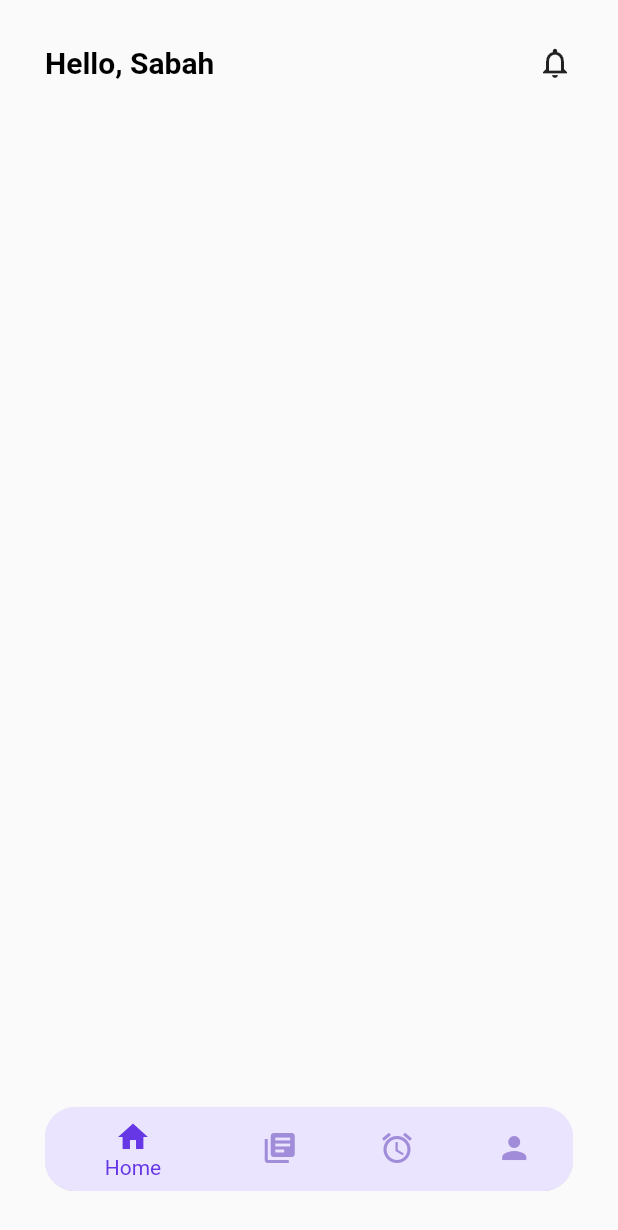
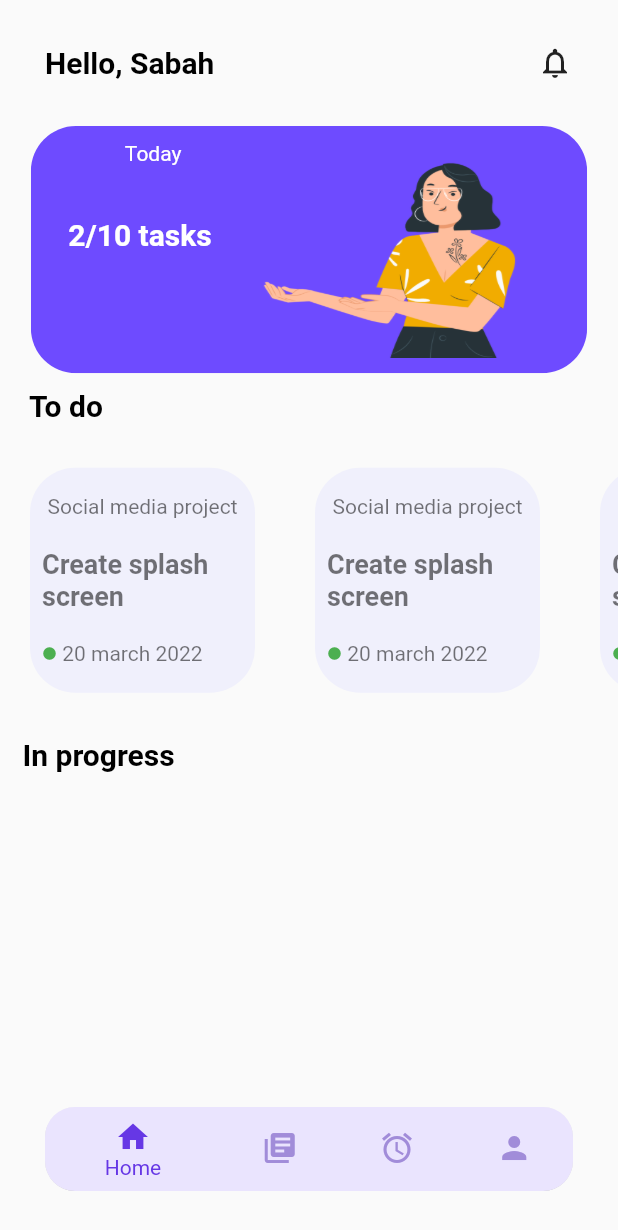
Before and after one commit to SabahTARTIR365/task_managment_app, a Flutter app: the screen it shows after launch, on a phone screen of 412 x 824 dp. Shown: the top 1230 px of the screen. Run offline on Flutter 3.47's test engine with Material 2 defaults, Android fonts, the light colour scheme and no system bars.

Commit message:
add to do +tasks done + in progress widget

```diff
--- a/lib/main_tasks_screen.dart
+++ b/lib/main_tasks_screen.dart
@@ -1,5 +1,7 @@
 import 'package:flutter/cupertino.dart';
 import 'package:flutter/material.dart';
+import 'package:task_managing_app/views/widgets/appbar_widget.dart';
+import 'package:task_managing_app/views/widgets/to_do_widget.dart';
 
 class MainTasksScreen extends StatefulWidget{
   @override
@@ -11,19 +13,93 @@ class _MainTasksScreenState extends State<MainTasksScreen> {
   Widget build(BuildContext context) {
    return Scaffold
      (
-     body: Column(children: [
-       Container(
-         margin:const EdgeInsets.all(30),
+
+     body: Column(
+       mainAxisAlignment: MainAxisAlignment.start,
+       children: [
+
+       //app bar
+       AppBarWidget(Text('Hello, Sabah ',
+         style: TextStyle(color: Colors.black,fontSize: 20,
+           fontWeight: FontWeight.bold,),)
+         ,Icon(Icons.notifications_none_outlined),),
+
+
+       Center(
+         child: ClipRRect(borderRadius:  BorderRadius.circular(30),
+
+           child: Container(
+             padding:EdgeInsets.all(10),
+
+            width: MediaQuery.of(context).size.width-MediaQuery.of(context).size.width*0.1,
+            height:MediaQuery.of(context).size.height/5 ,
+            color: Color(0xFF6E4BFF),
+             child: Row(
+           //  mainAxisAlignment: MainAxisAlignment.start,
+           crossAxisAlignment: CrossAxisAlignment.start,
+              children: [
+              Column(
+                children: [
+                  Text("        Today",style: TextStyle(color: Colors.white,)),
+                  SizedBox(height: 35),
+                  const Text('   2/10 tasks ',
+                    style: TextStyle(color: Colors.white,fontSize: 20, fontWeight: FontWeight.bold,),),
+                ],
+              ),
+
+                 Expanded(
+                   child: Container(//height:67,width: 55,
+                     // color: Colors.red,
+                       margin: EdgeInsets.all(0),
+                       child: Padding(
+                         padding: const EdgeInsets.symmetric(horizontal: 20),
+                         child: Image(image:AssetImage('images/girl.png',),
+                         width: MediaQuery.of(context).size.width/4,
+                         fit: BoxFit.fill,),
+                       )),
+                 )
+      ],
+    ) ,
+
+          ),),
+       ),
+
+//to do list
+         Container(
+           margin:const EdgeInsets.all(10),
+           child: Row(
+             children: [
+               Expanded(
+                 child: Text('  To do ',
+                    style: TextStyle(color: Colors.black,fontSize: 20,
+                     fontWeight: FontWeight.bold,),),
+               ),
+             ],
+           ),),
+
+       SingleChildScrollView(
+         scrollDirection: Axis.horizontal,
          child: Row(
-         children: [
-           Expanded(
-             child: Text('Hello, Sabah',
-               style: TextStyle(color: Colors.black,fontSize: 20, fontWeight: FontWeight.bold,),),
-           ),
+           children: [
+             ToDoWidget(),
+             ToDoWidget(),
+             ToDoWidget(),
+         ],),
+       ),
+         Container(
+           margin:const EdgeInsets.all(10),
+           child: Row(
+             children: [
+               Expanded(
+                 child: Text(' In progress ',
+                   style: TextStyle(color: Colors.black,fontSize: 20,
+                     fontWeight: FontWeight.bold,),),
+               ),
+             ],
+           ),),
 
-           Icon(Icons.notifications_none_outlined),
-         ],
-       ),),
+
+
 
      ],),
      bottomNavigationBar: Container(
--- /dev/null
+++ b/lib/views/screens/all_projects_screen.dart
@@ -0,0 +1,10 @@
+import 'package:flutter/material.dart';
+
+class AllProjectsScreen extends StatelessWidget{
+  @override
+  Widget build(BuildContext context) {
+    // TODO: implement build
+    throw UnimplementedError();
+  }
+
+}
--- /dev/null
+++ b/lib/views/screens/projects_screen.dart
@@ -0,0 +1,10 @@
+import 'package:flutter/material.dart';
+
+class ProjectsScreen extends StatelessWidget{
+  @override
+  Widget build(BuildContext context) {
+    // TODO: implement build
+    throw UnimplementedError();
+  }
+
+}
--- /dev/null
+++ b/lib/views/widgets/appbar_widget.dart
@@ -0,0 +1,28 @@
+import 'package:flutter/material.dart';
+
+class AppBarWidget extends StatelessWidget implements PreferredSizeWidget{
+
+  late Text text;
+  late Icon icon;
+  AppBarWidget(this.text,this.icon);
+  @override
+  Widget build(BuildContext context) {
+  return Container(
+
+    margin:const EdgeInsets.all(30),
+    child: Row(
+      children: [
+      //  SizedBox(height: 100,),
+        Expanded(
+          child: text,
+        ),
+        icon,//Icons.notifications_none_outlined
+      ],
+    ),);
+  }
+
+  @override
+  // TODO: implement preferredSize
+  Size get preferredSize => AppBar().preferredSize;
+
+}
--- /dev/null
+++ b/lib/views/widgets/to_do_widget.dart
@@ -0,0 +1,40 @@
+import 'package:flutter/material.dart';
+
+class ToDoWidget extends StatelessWidget{
+ late  String projrctName;
+ late String taskName;
+
+  @override
+  Widget build(BuildContext context) {
+ return  Container(
+  margin:EdgeInsets.all(20),
+  width:150,
+  height: 150,
+  decoration:  BoxDecoration(
+   borderRadius: BorderRadius.circular(30),
+   color:   Color(0xffF0F0FC),),
+  child: Padding(
+   padding: const EdgeInsets.all(8.0),
+   child: Column(
+
+    children: [
+     SizedBox(height: 10),
+     Text("Social media project",style: TextStyle(color: Colors.black54,)),
+     SizedBox(height: 20),
+     const Text('Create splash screen ',
+      style: TextStyle(color: Colors.black54,fontSize: 18, fontWeight: FontWeight.bold,),),
+     SizedBox(height: 20),
+     Row(
+      children: [
+       Icon(Icons.circle,color: Colors.green,size: 10,),
+       Text(" 20 march 2022",style: TextStyle(color: Colors.black54,)),
+      ],
+     ),
+
+    ],
+   ),
+  ),
+ );
+  }
+
+}
```
Also changed, not shown: images/girl.png (added), images/girl1.png (added).
